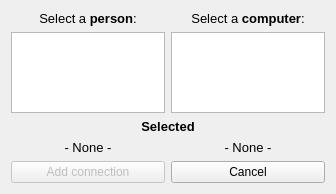
Before: the Qt Designer form Skil3/entity/connection/addconnectiondialog.ui in AlexanderJosep/skil-3, drawn with Qt 5.
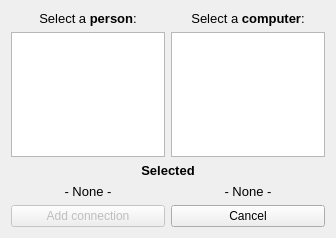
After: the same form once the commit is applied. Icons and pictures are not drawn.

What changed in the file:
```diff
--- a/Skil3/entity/connection/addconnectiondialog.ui
+++ b/Skil3/entity/connection/addconnectiondialog.ui
@@ -7,7 +7,7 @@
     <x>0</x>
     <y>0</y>
     <width>336</width>
-    <height>194</height>
+    <height>238</height>
    </rect>
   </property>
   <property name="windowTitle">
```
Left out of the diff: 4 changed lines with no effect on the pictures.
